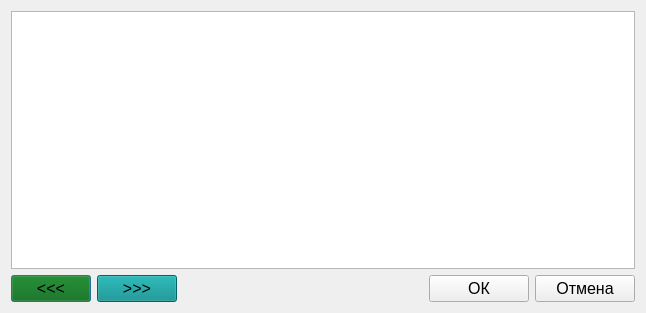
Above: stoppark/terminal-config.ui from vicgordienko/stoppark_panel before the change. Below: the same form after it.
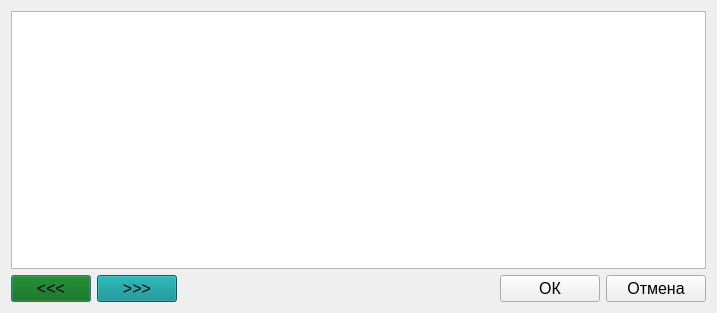
That is the form after the change.

The edit to the form file:
```diff
--- a/stoppark/terminal-config.ui
+++ b/stoppark/terminal-config.ui
@@ -6,7 +6,7 @@
    <rect>
     <x>0</x>
     <y>0</y>
-    <width>646</width>
+    <width>717</width>
     <height>313</height>
    </rect>
   </property>
```
